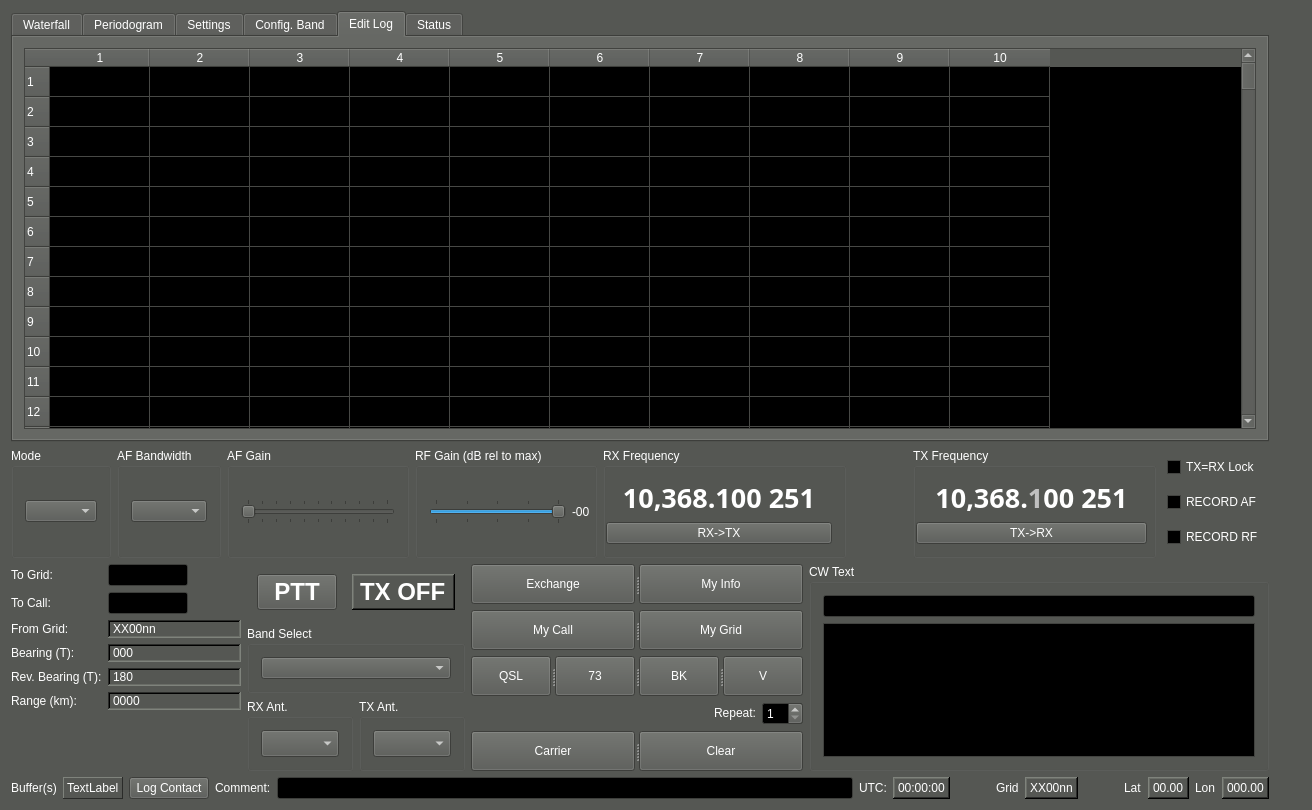
First picture: the form in shortgui/mainwindow.ui, repository kb1vc/SoDaRadio, before the edit.
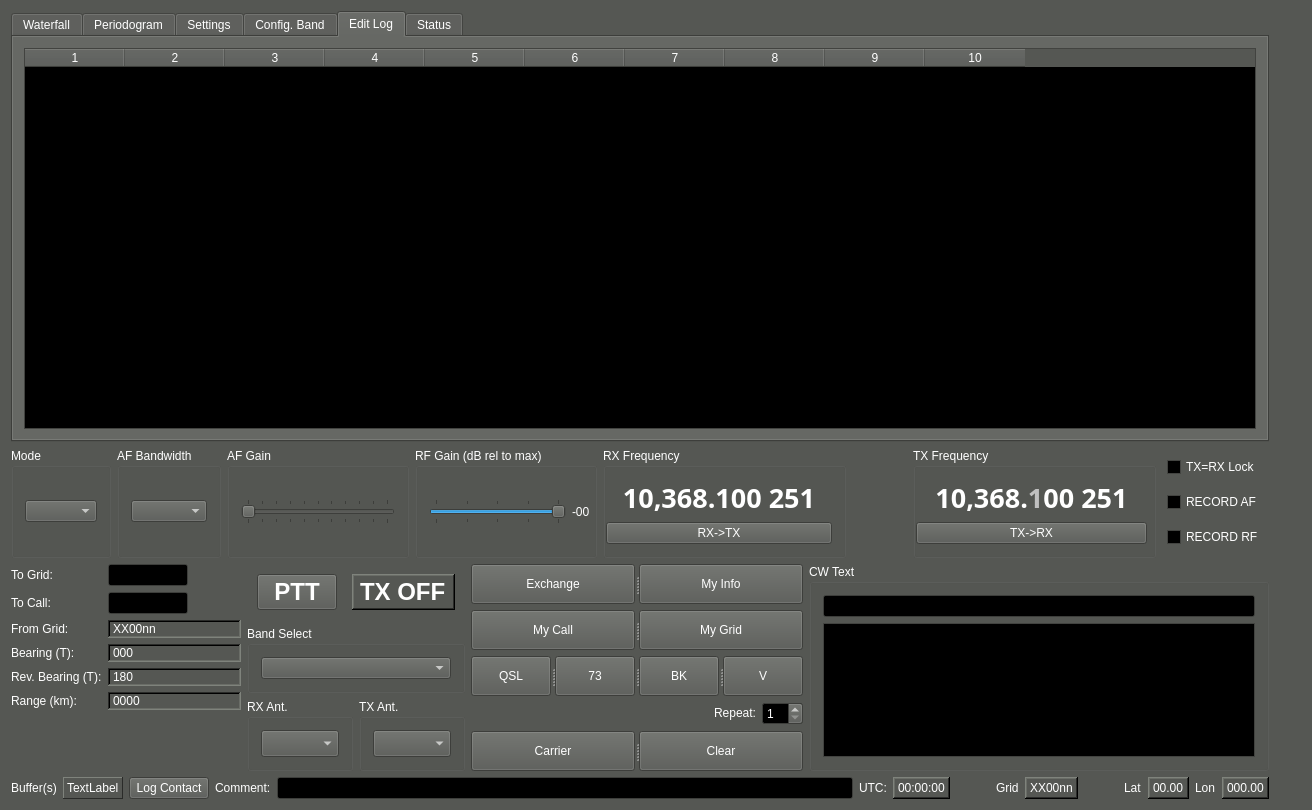
Second picture: the form after the edit. The open tabs and pages were chosen to show the change. Icons and pictures are not drawn. Custom widgets are drawn as their Qt base class.

Patch:
```diff
--- a/shortgui/mainwindow.ui
+++ b/shortgui/mainwindow.ui
@@ -1777,511 +1777,11 @@
            </sizepolicy>
           </property>
           <property name="rowCount">
-           <number>500</number>
+           <number>0</number>
           </property>
           <property name="columnCount">
            <number>10</number>
           </property>
-          <row/>
-          <row/>
-          <row/>
-          <row/>
-          <row/>
-          <row/>
-          <row/>
-          <row/>
-          <row/>
-          <row/>
-          <row/>
-          <row/>
-          <row/>
-          <row/>
-          <row/>
-          <row/>
-          <row/>
-          <row/>
-          <row/>
-          <row/>
-          <row/>
-          <row/>
-          <row/>
-          <row/>
-          <row/>
-          <row/>
-          <row/>
-          <row/>
-          <row/>
-          <row/>
-          <row/>
-          <row/>
-          <row/>
-          <row/>
-          <row/>
-          <row/>
-          <row/>
-          <row/>
-          <row/>
-          <row/>
-          <row/>
-          <row/>
-          <row/>
-          <row/>
-          <row/>
-          <row/>
-          <row/>
-          <row/>
-          <row/>
-          <row/>
-          <row/>
-          <row/>
-          <row/>
-          <row/>
-          <row/>
-          <row/>
-          <row/>
-          <row/>
-          <row/>
-          <row/>
-          <row/>
-          <row/>
-          <row/>
-          <row/>
-          <row/>
-          <row/>
-          <row/>
-          <row/>
-          <row/>
-          <row/>
-          <row/>
-          <row/>
-          <row/>
-          <row/>
-          <row/>
-          <row/>
-          <row/>
-          <row/>
-          <row/>
-          <row/>
-          <row/>
-          <row/>
-          <row/>
-          <row/>
-          <row/>
-          <row/>
-          <row/>
-          <row/>
-          <row/>
-          <row/>
-          <row/>
-          <row/>
-          <row/>
-          <row/>
-          <row/>
-          <row/>
-          <row/>
-          <row/>
-          <row/>
-          <row/>
-          <row/>
-          <row/>
-          <row/>
-          <row/>
-          <row/>
-          <row/>
-          <row/>
-          <row/>
-          <row/>
-          <row/>
-          <row/>
-          <row/>
-          <row/>
-          <row/>
-          <row/>
-          <row/>
-          <row/>
-          <row/>
-          <row/>
-          <row/>
-          <row/>
-          <row/>
-          <row/>
-          <row/>
-          <row/>
-          <row/>
-          <row/>
-          <row/>
-          <row/>
-          <row/>
-          <row/>
-          <row/>
-          <row/>
-          <row/>
-          <row/>
-          <row/>
-          <row/>
-          <row/>
-          <row/>
-          <row/>
-          <row/>
-          <row/>
-          <row/>
-          <row/>
-          <row/>
-          <row/>
-          <row/>
-          <row/>
-          <row/>
-          <row/>
-          <row/>
-          <row/>
-          <row/>
-          <row/>
-          <row/>
-          <row/>
-          <row/>
-          <row/>
-          <row/>
-          <row/>
-          <row/>
-          <row/>
-          <row/>
-          <row/>
-          <row/>
-          <row/>
-          <row/>
-          <row/>
-          <row/>
-          <row/>
-          <row/>
-          <row/>
-          <row/>
-          <row/>
-          <row/>
-          <row/>
-          <row/>
-          <row/>
-          <row/>
-          <row/>
-          <row/>
-          <row/>
-          <row/>
-          <row/>
-          <row/>
-          <row/>
-          <row/>
-          <row/>
-          <row/>
-          <row/>
-          <row/>
-          <row/>
-          <row/>
-          <row/>
-          <row/>
-          <row/>
-          <row/>
-          <row/>
-          <row/>
-          <row/>
-          <row/>
-          <row/>
-          <row/>
-          <row/>
-          <row/>
-          <row/>
-          <row/>
-          <row/>
-          <row/>
-          <row/>
-          <row/>
-          <row/>
-          <row/>
-          <row/>
-          <row/>
-          <row/>
-          <row/>
-          <row/>
-          <row/>
-          <row/>
-          <row/>
-          <row/>
-          <row/>
-          <row/>
-          <row/>
-          <row/>
-          <row/>
-          <row/>
-          <row/>
-          <row/>
-          <row/>
-          <row/>
-          <row/>
-          <row/>
-          <row/>
-          <row/>
-          <row/>
-          <row/>
-          <row/>
-          <row/>
-          <row/>
-          <row/>
-          <row/>
-          <row/>
-          <row/>
-          <row/>
-          <row/>
-          <row/>
-          <row/>
-          <row/>
-          <row/>
-          <row/>
-          <row/>
-          <row/>
-          <row/>
-          <row/>
-          <row/>
-          <row/>
-          <row/>
-          <row/>
-          <row/>
-          <row/>
-          <row/>
-          <row/>
-          <row/>
-          <row/>
-          <row/>
-          <row/>
-          <row/>
-          <row/>
-          <row/>
-          <row/>
-          <row/>
-          <row/>
-          <row/>
-          <row/>
-          <row/>
-          <row/>
-          <row/>
-          <row/>
-          <row/>
-          <row/>
-          <row/>
-          <row/>
-          <row/>
-          <row/>
-          <row/>
-          <row/>
-          <row/>
-          <row/>
-          <row/>
-          <row/>
-          <row/>
-          <row/>
-          <row/>
-          <row/>
-          <row/>
-          <row/>
-          <row/>
-          <row/>
-          <row/>
-          <row/>
-          <row/>
-          <row/>
-          <row/>
-          <row/>
-          <row/>
-          <row/>
-          <row/>
-          <row/>
-          <row/>
-          <row/>
-          <row/>
-          <row/>
-          <row/>
-          <row/>
-          <row/>
-          <row/>
-          <row/>
-          <row/>
-          <row/>
-          <row/>
-          <row/>
-          <row/>
-          <row/>
-          <row/>
-          <row/>
-          <row/>
-          <row/>
-          <row/>
-          <row/>
-          <row/>
-          <row/>
-          <row/>
-          <row/>
-          <row/>
-          <row/>
-          <row/>
-          <row/>
-          <row/>
-          <row/>
-          <row/>
-          <row/>
-          <row/>
-          <row/>
-          <row/>
-          <row/>
-          <row/>
-          <row/>
-          <row/>
-          <row/>
-          <row/>
-          <row/>
-          <row/>
-          <row/>
-          <row/>
-          <row/>
-          <row/>
-          <row/>
-          <row/>
-          <row/>
-          <row/>
-          <row/>
-          <row/>
-          <row/>
-          <row/>
-          <row/>
-          <row/>
-          <row/>
-          <row/>
-          <row/>
-          <row/>
-          <row/>
-          <row/>
-          <row/>
-          <row/>
-          <row/>
-          <row/>
-          <row/>
-          <row/>
-          <row/>
-          <row/>
-          <row/>
-          <row/>
-          <row/>
-          <row/>
-          <row/>
-          <row/>
-          <row/>
-          <row/>
-          <row/>
-          <row/>
-          <row/>
-          <row/>
-          <row/>
-          <row/>
-          <row/>
-          <row/>
-          <row/>
-          <row/>
-          <row/>
-          <row/>
-          <row/>
-          <row/>
-          <row/>
-          <row/>
-          <row/>
-          <row/>
-          <row/>
-          <row/>
-          <row/>
-          <row/>
-          <row/>
-          <row/>
-          <row/>
-          <row/>
-          <row/>
-          <row/>
-          <row/>
-          <row/>
-          <row/>
-          <row/>
-          <row/>
-          <row/>
-          <row/>
-          <row/>
-          <row/>
-          <row/>
-          <row/>
-          <row/>
-          <row/>
-          <row/>
-          <row/>
-          <row/>
-          <row/>
-          <row/>
-          <row/>
-          <row/>
-          <row/>
-          <row/>
-          <row/>
-          <row/>
-          <row/>
-          <row/>
-          <row/>
-          <row/>
-          <row/>
-          <row/>
-          <row/>
-          <row/>
-          <row/>
-          <row/>
-          <row/>
-          <row/>
-          <row/>
-          <row/>
-          <row/>
-          <row/>
-          <row/>
-          <row/>
-          <row/>
-          <row/>
-          <row/>
-          <row/>
-          <row/>
-          <row/>
-          <row/>
-          <row/>
-          <row/>
-          <row/>
-          <row/>
-          <row/>
-          <row/>
-          <row/>
-          <row/>
-          <row/>
-          <row/>
-          <row/>
-          <row/>
-          <row/>
-          <row/>
-          <row/>
-          <row/>
-          <row/>
-          <row/>
-          <row/>
-          <row/>
-          <row/>
-          <row/>
-          <row/>
-          <row/>
-          <row/>
-          <row/>
-          <row/>
-          <row/>
-          <row/>
-          <row/>
-          <row/>
-          <row/>
-          <row/>
           <column/>
           <column/>
           <column/>
```
